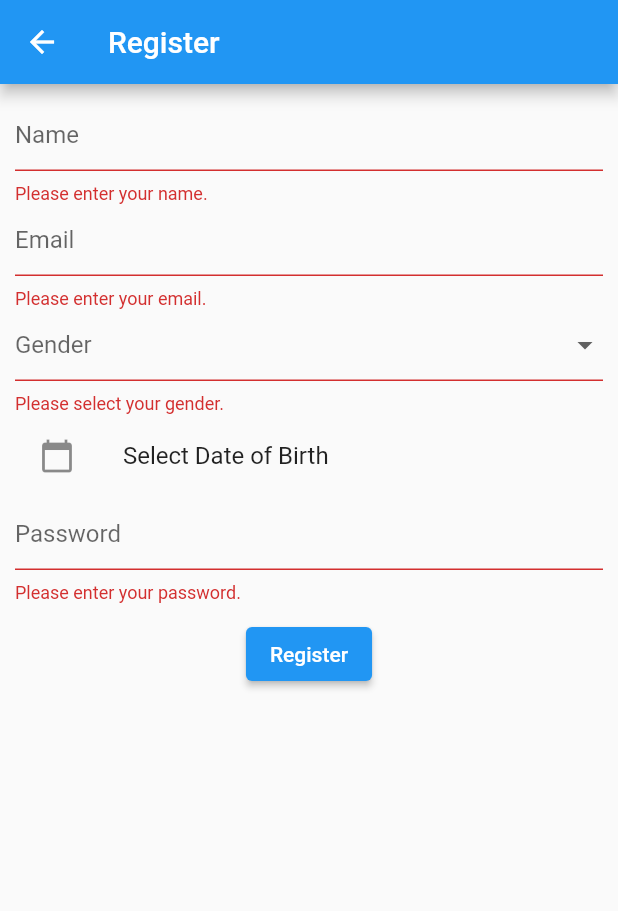
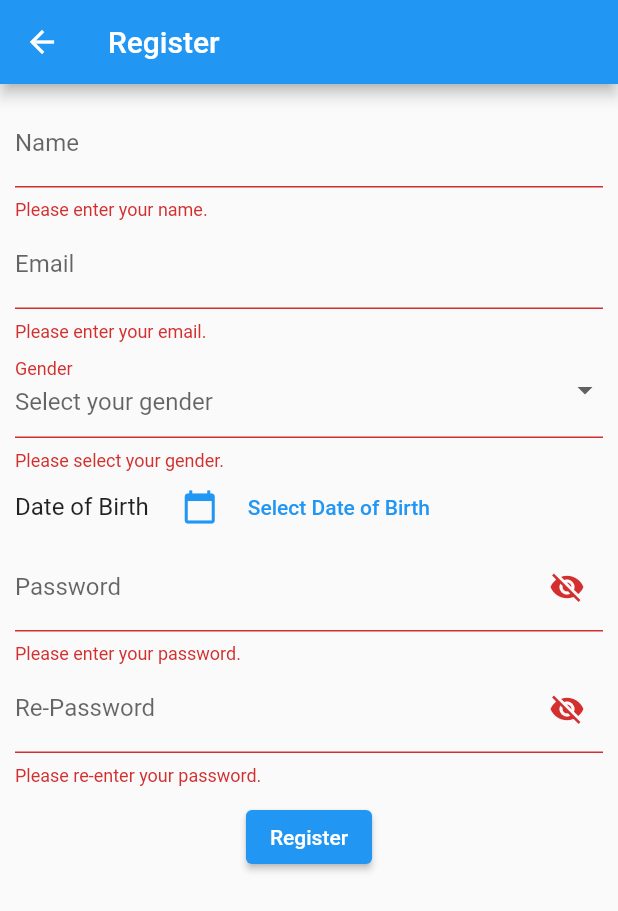
Before and after one commit to eunannana/HealthHub, a Flutter app: the RegisterView screen opened directly, after a tap on "Register", on a phone screen of 412 x 824 dp. Shown: the top 911 px of the screen. Run offline on Flutter 3.47's test engine with Material 2 defaults, Android fonts, the phone set to English and light mode, and no system bars; our stand-ins replace cloud_firestore, firebase_auth, firebase_core; accounts and stored records are empty.

Commit message:
modify register.dart

```diff
--- a/lib/view/register.dart
+++ b/lib/view/register.dart
@@ -1,5 +1,3 @@
-// ignore_for_file: use_build_context_synchronously
-
 import 'package:flutter/material.dart';
 import 'package:intl/intl.dart';
 import 'package:healthhub/controller/auth_controller.dart';
@@ -19,8 +17,11 @@ class _RegisterViewState extends State<RegisterView> {
   String? name;
   String? email;
   String? password;
+  String? rePassword;
   String? gender;
   String? dob;
+  bool hidePassword = true;
+  bool hideRePassword = true;
 
   @override
   Widget build(BuildContext context) {
@@ -29,6 +30,7 @@ class _RegisterViewState extends State<RegisterView> {
         title: const Text('Register'),
       ),
       body: SafeArea(
+        child: SingleChildScrollView(
           child: Padding(
             padding: const EdgeInsets.all(10),
             child: Form(
@@ -36,7 +38,10 @@ class _RegisterViewState extends State<RegisterView> {
               child: Column(
                 children: [
                   TextFormField(
-                  decoration: const InputDecoration(hintText: 'Name'),
+                    decoration: InputDecoration(
+                      labelText: 'Name',
+                      hintText: 'Enter your name',
+                    ),
                     onChanged: (value) {
                       name = value;
                     },
@@ -48,7 +53,10 @@ class _RegisterViewState extends State<RegisterView> {
                     },
                   ),
                   TextFormField(
-                  decoration: const InputDecoration(hintText: 'Email'),
+                    decoration: InputDecoration(
+                      labelText: 'Email',
+                      hintText: 'Enter your email',
+                    ),
                     onChanged: (value) {
                       email = value;
                     },
@@ -65,7 +73,10 @@ class _RegisterViewState extends State<RegisterView> {
                     },
                   ),
                   DropdownButtonFormField<String>(
-                  decoration: const InputDecoration(hintText: 'Gender'),
+                    decoration: InputDecoration(
+                      labelText: 'Gender',
+                      hintText: 'Select your gender',
+                    ),
                     value: gender,
                     onChanged: (value) {
                       gender = value;
@@ -83,28 +94,95 @@ class _RegisterViewState extends State<RegisterView> {
                       );
                     }).toList(),
                   ),
-                ListTile(
-                  leading: const Icon(Icons.calendar_today),
-                  title: Text(
+                  Row(
+  children: [
+    Text(
+      'Date of Birth',
+      style: TextStyle(
+        fontSize: 16,
+      ),
+    ),
+    SizedBox(width: 10),
+    IconButton(
+      onPressed: () {
+        selectDate(context);
+      },
+      icon: Icon(
+        Icons.calendar_today,
+        color: Theme.of(context).primaryColor,
+      ),
+    ),
+    TextButton(
+      onPressed: () {
+        selectDate(context);
+      },
+      child: Text(
         dob != null
             ? DateFormat('dd MMMM yyyy').format(DateTime.parse(dob!))
             : 'Select Date of Birth',
       ),
-                  onTap: () {
-                    selectDate(context);
+    ),
+  ],
+),
+
+                  TextFormField(
+                    decoration: InputDecoration(
+                      labelText: 'Password',
+                      hintText: 'Enter your password',
+                      suffixIcon: IconButton(
+                        onPressed: () {
+                          setState(() {
+                            hidePassword = !hidePassword;
+                          });
                         },
+                        icon: Icon(
+                          hidePassword
+                              ? Icons.visibility_off
+                              : Icons.visibility,
                         ),
-                TextFormField(
-                  decoration: const InputDecoration(hintText: 'Password'),
+                      ),
+                    ),
                     onChanged: (value) {
                       password = value;
                     },
+                    obscureText: hidePassword,
                     validator: (value) {
                       if (value == null || value.isEmpty) {
                         return 'Please enter your password.';
                       }
                       if (value.length < 6) {
                         return 'Password must be at least 6 characters.';
+                      }
+                      return null;
+                    },
+                  ),
+                  TextFormField(
+                    decoration: InputDecoration(
+                      labelText: 'Re-Password',
+                      hintText: 'Re-enter your password',
+                      suffixIcon: IconButton(
+                        onPressed: () {
+                          setState(() {
+                            hideRePassword = !hideRePassword;
+                          });
+                        },
+                        icon: Icon(
+                          hideRePassword
+                              ? Icons.visibility_off
+                              : Icons.visibility,
+                        ),
+                      ),
+                    ),
+                    onChanged: (value) {
+                      rePassword = value;
+                    },
+                    obscureText: hideRePassword,
+                    validator: (value) {
+                      if (value == null || value.isEmpty) {
+                        return 'Please re-enter your password.';
+                      }
+                      if (value != password) {
+                        return 'Passwords do not match.';
                       }
                       return null;
                     },
@@ -118,7 +196,12 @@ class _RegisterViewState extends State<RegisterView> {
                         try {
                           UserModel? registeredUser =
                               await userCr.createUserWithEmailAndPassword(
-                                email!, password!, name!, dob!, gender!);
+                            email!,
+                            password!,
+                            name!,
+                            dob!,
+                            gender!,
+                          );
                           if (registeredUser != null) {
                             showDialog(
                               context: context,
@@ -126,7 +209,8 @@ class _RegisterViewState extends State<RegisterView> {
                                 return AlertDialog(
                                   title: const Text('Registration Successful'),
                                   content: const Text(
-                                    'You have been successfully registered.'),
+                                    'You have been successfully registered.',
+                                  ),
                                   actions: <Widget>[
                                     TextButton(
                                       onPressed: () {
@@ -140,16 +224,15 @@ class _RegisterViewState extends State<RegisterView> {
                             );
                           }
                         } catch (e) {
-                        if (e
-                            .toString()
+                          if (e.toString()
                               .contains('Email is already registered')) {
                             showDialog(
                               context: context,
                               builder: (BuildContext context) {
                                 return AlertDialog(
                                   title: const Text('Registration Failed'),
-                                content:
-                                    const Text('Email is already registered.'),
+                                  content: const Text(
+                                      'Email is already registered.'),
                                   actions: <Widget>[
                                     TextButton(
                                       onPressed: () {
@@ -191,6 +274,7 @@ class _RegisterViewState extends State<RegisterView> {
             ),
           ),
         ),
+      ),
     );
   }
 
@@ -198,7 +282,7 @@ class _RegisterViewState extends State<RegisterView> {
     final DateTime? picked = await showDatePicker(
       context: context,
       initialDate: DateTime.now(),
-      firstDate: DateTime(1900),
+      firstDate: DateTime(1950), // Batas awal pemilihan tahun
       lastDate: DateTime.now(),
     );
     if (picked != null) {
```
Lines whose indentation alone changed are shown as unchanged.
